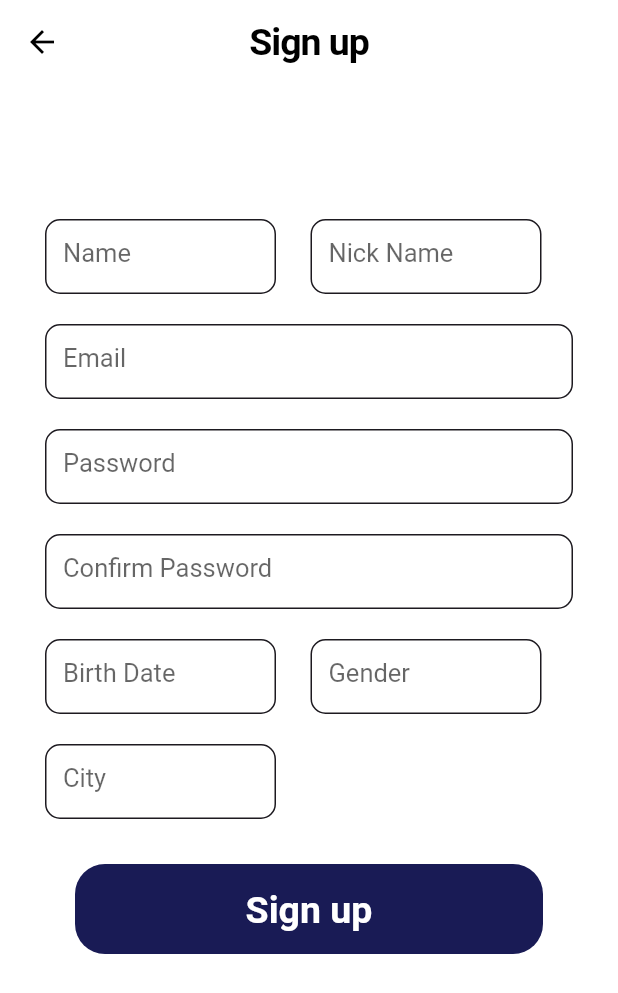
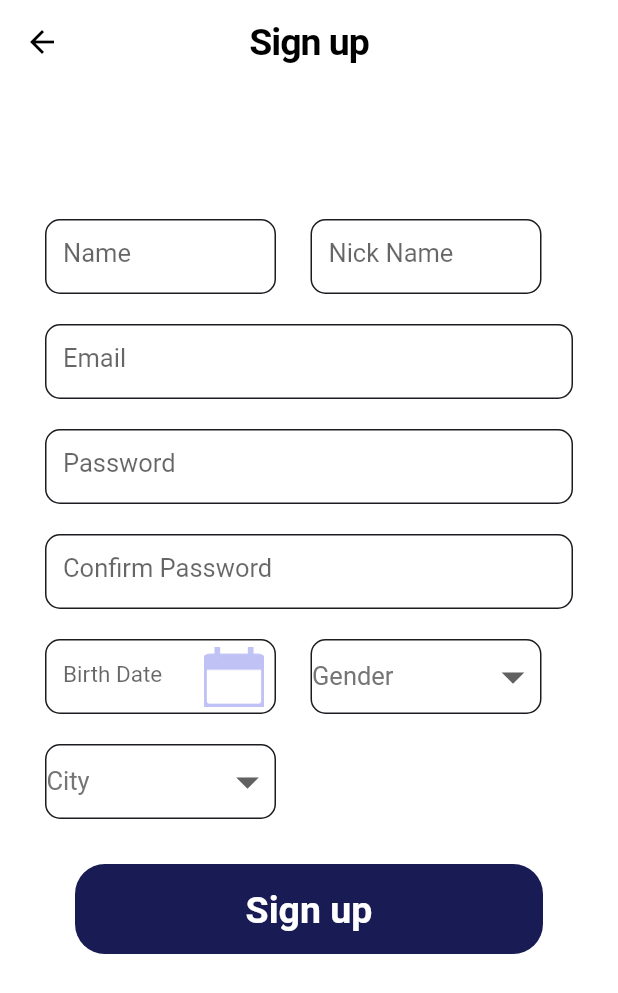
Before and after one commit to Re21nad/safe_driving101, a Flutter app: the signUp screen opened directly, on a phone screen of 412 x 824 dp. Shown: the top 993 px of the screen. Run offline on Flutter 3.47's test engine with Material 2 defaults, Android fonts, the light colour scheme and no system bars; our stand-ins replace cloud_firestore, firebase_auth, firebase_core, google_fonts; accounts and stored records are empty; network calls fail; Roboto replaces fonts that are missing (Domine, Rokkitt).

Commit message:
Final Code

```diff
--- a/lib/hello.dart
+++ b/lib/hello.dart
@@ -1,52 +1,43 @@
 import 'package:flutter/material.dart';
+import 'package:safe_driving101/hello1.dart';
+
 //import 'dart:ui';
 //import 'package:flutter/src/widgets/media_query.dart';
 
-void main() {
-  runApp(hello());
+// void main() {
+//   runApp(Hello());
+// }
+
+class Hello extends StatefulWidget {
+  const Hello({Key? key}) : super(key: key);
+
+  @override
+  State<Hello> createState() => _HelloState();
 }
 
-class hello extends StatelessWidget {
+class _HelloState extends State<Hello> {
+
+  @override
+  void initState(){
+    super.initState();
+    _navigation();
+  }
+
+  _navigation() async{
+    await Future.delayed(Duration(microseconds: 2500),(){});
+    Navigator.pushReplacement(context, MaterialPageRoute(builder: (context) => Hello1()));
+  }
   @override
   Widget build(BuildContext context) {
-    //double baseWidth = 393;
-    //double fem = MediaQuery.of(context).size.width / baseWidth;
-    //double ffem = fem * 0.97;
+
     return MaterialApp(
       home: Scaffold(
         body: Center(
           child: Image(
-              image: AssetImage('images/safe-driving101-1.png'),
+            image: AssetImage('images/safe-driving101-1-fLh.png'),
           ),
-
-            // Column(
-            //   mainAxisAlignment: MainAxisAlignment.center,
-            //   children: <Widget> [
-            //           Container(
-            //             padding: EdgeInsets.fromLTRB(0*fem, 157*fem, 0*fem, 297*fem),
-            //             width: double.infinity,
-            //             height: 852*fem,
-            //             decoration: BoxDecoration (
-            //             color: Color(0xffffffff),
-            //             ),
-            //             child: Align(
-            //             // safedriving1011kvq (1:50)
-            //               alignment: Alignment.centerLeft,
-            //               child: SizedBox(
-            //                 width: 397*fem,
-            //                 height: 398*fem,
-            //                 child: Image.asset(
-            //                   'lib/assets/assets/page-1/images/safe-driving101-1.png',
-            //                   fit: BoxFit.cover,
-            //                   ),
-            //                 ),
-            //               ),
-            //           ),
-            //         ],
-            //       ),
         ),
       ),
     );
   }
-
 }
--- a/lib/main.dart
+++ b/lib/main.dart
@@ -1,4 +1,5 @@
 import 'package:flutter/material.dart';
+import 'package:safe_driving101/hello.dart';
 import 'package:safe_driving101/hello1.dart';
 import 'package:firebase_core/firebase_core.dart';
 import 'package:safe_driving101/log-in.dart';
@@ -20,7 +21,7 @@ class MyApp extends StatelessWidget {
   Widget build(BuildContext context) {
     return MaterialApp(
       debugShowCheckedModeBanner: false,
-      home: Hello1(),
+      home: Hello(),
 
     );
   }
--- a/lib/sign-up.dart
+++ b/lib/sign-up.dart
@@ -3,6 +3,7 @@ import 'package:firebase_auth/firebase_auth.dart';
 import 'package:flutter/material.dart';
 import 'package:google_fonts/google_fonts.dart';
 import 'package:safe_driving101/log-in.dart';
+import 'package:safe_driving101/read%20data/homePage.dart';
 
 // void main() {
 //   runApp(MaterialApp(debugShowCheckedModeBanner: false, home: signUp()));
@@ -20,6 +21,11 @@ class signUp extends StatefulWidget {
 }
 
 class _signUpState extends State<signUp> {
+  String? valueChoice1 = 'Gender';
+  List<String> listItems1 = ['Gender', 'Male', 'Female'];
+  String? valueChoice2 = 'City';
+  List<String> listItems2 = ['City', 'Jeddah', 'Makkah', 'Madinah'];
+  DateTime date = DateTime.now();
   final _nameController = TextEditingController();
   final _nickNameController = TextEditingController();
   final _emailController = TextEditingController();
@@ -30,7 +36,7 @@ class _signUpState extends State<signUp> {
   final _cityController = TextEditingController();
 
   @override
-  void dispose(){
+  void dispose() {
     _nameController.dispose();
     _nickNameController.dispose();
     _emailController.dispose();
@@ -42,31 +48,52 @@ class _signUpState extends State<signUp> {
     super.dispose();
   }
 
-  Future sign_up() async{
+  DropdownMenuItem<String> buildMenuItem(String item) {
+    return DropdownMenuItem(
+      value: item,
+      child: Text(
+        item,
+        style: GoogleFonts.rokkitt(
+          fontSize: 17,
+          fontWeight: FontWeight.w400,
+          height: 1.1375,
+          color: Color(0xff1d1a20),
+        ),
+      ),
+    );
+  }
 
-    showDialog(context: context, builder: (context){
-      return Center(child: CircularProgressIndicator(),);
+  Future sign_up() async {
+    showDialog(
+        context: context,
+        builder: (context) {
+          return Center(
+            child: CircularProgressIndicator(),
+          );
         });
 
-    if(passwordConfirm()){
+    if (passwordConfirm()) {
       await FirebaseAuth.instance.createUserWithEmailAndPassword(
         email: _emailController.text.trim(),
-        password: _passwordController.text.trim(),);
+        password: _passwordController.text.trim(),
+      );
 
-      addUserDetail(_nameController.text.trim(),
+      addUserDetail(
+        _nameController.text.trim(),
         _nickNameController.text.trim(),
         _emailController.text.trim(),
         _birthDateController.text.trim(),
         _genderController.text.trim(),
-          _cityController.text.trim(),);
+        _cityController.text.trim(),
+      );
     }
-    Navigator.of(context).pop();
+    Navigator.push(
+        context, MaterialPageRoute(builder: (context) => Home_Page()));
   }
 
-  Future addUserDetail(String name, String nickName, String email, String birthDate,
-      String gender, String city) async{
+  Future addUserDetail(String name, String nickName, String email,
+      String birthDate, String gender, String city) async {
     await FirebaseFirestore.instance.collection("Users").add({
-
       'name': name,
       'nick name': nickName,
       'email': email,
@@ -75,8 +102,10 @@ class _signUpState extends State<signUp> {
       'city': city,
     });
   }
-  bool passwordConfirm(){
-    if(_passwordController.text.trim() == _confirmPasswordController.text.trim())
+
+  bool passwordConfirm() {
+    if (_passwordController.text.trim() ==
+        _confirmPasswordController.text.trim())
       return true;
     else
       return false;
@@ -109,7 +138,6 @@ class _signUpState extends State<signUp> {
           onPressed: () {
             Navigator.push(context,
                 MaterialPageRoute(builder: (context) => LoginScreen()));
-
           },
         ),
       ),
@@ -148,7 +176,7 @@ class _signUpState extends State<signUp> {
                         filled: true,
                       ),
                     ),
-                  ),
+                  ), // Name Feild
                   Container(
                     margin: EdgeInsets.only(left: 23),
                     width: 154,
@@ -175,7 +203,7 @@ class _signUpState extends State<signUp> {
                         filled: true,
                       ),
                     ),
-                  ),
+                  ), // Nick Name Feild
                 ],
               ),
             ),
@@ -194,7 +222,6 @@ class _signUpState extends State<signUp> {
                   height: 1.1375,
                   color: Colors.black,
                 ),
-
                 decoration: InputDecoration(
                   enabledBorder: OutlineInputBorder(
                     borderSide: BorderSide(color: Color(0xff1d1a20)),
@@ -209,7 +236,7 @@ class _signUpState extends State<signUp> {
                   filled: true,
                 ),
               ),
-            ),
+            ), // Email Feild
             SizedBox(
               height: 20,
             ),
@@ -218,6 +245,7 @@ class _signUpState extends State<signUp> {
               height: 50,
               width: double.infinity,
               child: TextField(
+                obscureText: true,
                 controller: _passwordController,
                 style: GoogleFonts.rokkitt(
                   fontSize: 17,
@@ -225,7 +253,6 @@ class _signUpState extends State<signUp> {
                   height: 1.1375,
                   color: Colors.black,
                 ),
-
                 decoration: InputDecoration(
                   enabledBorder: OutlineInputBorder(
                     borderSide: BorderSide(color: Color(0xff1d1a20)),
@@ -240,7 +267,7 @@ class _signUpState extends State<signUp> {
                   filled: true,
                 ),
               ),
-            ),
+            ), // Password Feild
             SizedBox(
               height: 20,
             ),
@@ -249,6 +276,7 @@ class _signUpState extends State<signUp> {
               height: 50,
               width: double.infinity,
               child: TextField(
+                obscureText: true,
                 controller: _confirmPasswordController,
                 style: GoogleFonts.rokkitt(
                   fontSize: 17,
@@ -256,7 +284,6 @@ class _signUpState extends State<signUp> {
                   height: 1.1375,
                   color: Colors.black,
                 ),
-
                 decoration: InputDecoration(
                   enabledBorder: OutlineInputBorder(
                     borderSide: BorderSide(color: Color(0xff1d1a20)),
@@ -271,7 +298,7 @@ class _signUpState extends State<signUp> {
                   filled: true,
                 ),
               ),
-            ),
+            ), // Confirm Password Feild
             SizedBox(
               height: 20,
             ),
@@ -285,7 +312,7 @@ class _signUpState extends State<signUp> {
                     child: TextField(
                       controller: _birthDateController,
                       style: GoogleFonts.rokkitt(
-                        fontSize: 17,
+                        fontSize: 15,
                         fontWeight: FontWeight.w400,
                         height: 1.1375,
                         color: Colors.black,
@@ -302,36 +329,88 @@ class _signUpState extends State<signUp> {
                         hintText: 'Birth Date',
                         fillColor: Color(0xffffffff),
                         filled: true,
+                        suffixIcon: SizedBox(
+                          width: 5,
+                          height: 5,
+                          child: GestureDetector(
+                            onTap: () async {
+                              final selectedDate = await showDatePicker(
+                                context: context,
+                                initialDate: date,
+                                firstDate: DateTime(2000),
+                                lastDate: DateTime(2100),
+                              );
+                              if (selectedDate != null) {
+                                setState(() {
+                                  date = selectedDate;
+                                });
+                                final formattedDate =
+                                    '${date.day}/${date.month}/${date.year}';
+                                _birthDateController.text = formattedDate;
+                              }
+                            },
+                            child: Padding(
+                              padding: const EdgeInsets.only(right: 8),
+                              child: Image.asset(
+                                'images/datetoday.png',
                               ),
                             ),
                           ),
+                        ),
+                      ),
+                    ),
+                  ), // Birth Date Feild
+
                   Container(
                     margin: EdgeInsets.only(left: 23),
                     width: 154,
                     height: 50,
-                    child: TextField(
-                      controller: _genderController,
+                    decoration: BoxDecoration(
+                      borderRadius: BorderRadius.circular(10),
+                      border: Border.all(
+                        color: Color(0xff1d1a20),
+                      ),
+                    ),
+                    child: DropdownButton(
+                      hint: Text(
+                        'Gender',
                         style: GoogleFonts.rokkitt(
                           fontSize: 17,
                           fontWeight: FontWeight.w400,
                           height: 1.1375,
+                          color: Color(0xffc2c5bc),
+                        ),
+                      ),
+                      dropdownColor: Color(0xffffffff),
+                      icon: Icon(Icons.arrow_drop_down),
+                      iconSize: 36,
+                      isExpanded: true,
+                      underline: SizedBox(),
+                      style: TextStyle(
+                        fontSize: 15,
                         color: Colors.black,
                       ),
-                      decoration: InputDecoration(
-                        enabledBorder: OutlineInputBorder(
-                          borderSide: BorderSide(color: Color(0xff1d1a20)),
-                          borderRadius: BorderRadius.circular(10),
-                        ),
-                        focusedBorder: OutlineInputBorder(
-                          borderSide: BorderSide(color: Color(0xfcec255a)),
-                          borderRadius: BorderRadius.circular(10),
-                        ),
-                        hintText: 'Gender',
-                        fillColor: Color(0xffffffff),
-                        filled: true,
+                      value: valueChoice1,
+                      items: listItems1.map((item) => DropdownMenuItem(
+                        value: item,
+                        child: Text(
+                          item,
+                          style: GoogleFonts.rokkitt(
+                            fontSize: 17,
+                            fontWeight: FontWeight.w400,
+                            height: 1.1375,
+                            color: Colors.grey[600],
                           ),
                         ),
+                      )).toList(),
+                      onChanged: (item) {
+                        setState(() {
+                          valueChoice1 = item;
+                          _genderController.text = item ?? ''; // set the text of the controller, handling null
+                        });
+                      },
                     ),
+                  ),// Gender
                 ],
               ),
             ),
@@ -342,35 +421,61 @@ class _signUpState extends State<signUp> {
               margin: EdgeInsets.only(left: 30, right: 30),
               child: Row(children: [
                 Container(
+                  //margin: EdgeInsets.only(left: 23),
                   width: 154,
                   height: 50,
-                  child: TextField(
-                    controller: _cityController,
+                  decoration: BoxDecoration(
+                    borderRadius: BorderRadius.circular(10),
+                    border: Border.all(
+                      color: Color(0xff1d1a20),
+                    ),
+                  ),
+                  child: DropdownButton(
+                    hint: Text(
+                      'City',
                       style: GoogleFonts.rokkitt(
                         fontSize: 17,
                         fontWeight: FontWeight.w400,
                         height: 1.1375,
+                        color: Color(0xffc2c5bc),
+                      ),
+                    ),
+                    dropdownColor: Color(0xffffffff),
+                    icon: Icon(Icons.arrow_drop_down),
+                    iconSize: 36,
+                    isExpanded: true,
+                    underline: SizedBox(),
+                    style: TextStyle(
+                      fontSize: 15,
                       color: Colors.black,
                     ),
-                    decoration: InputDecoration(
-                      enabledBorder: OutlineInputBorder(
-                        borderSide: BorderSide(color: Color(0xff1d1a20)),
-                        borderRadius: BorderRadius.circular(10),
+                    value: valueChoice2,
+                    items: listItems2.map((item) => DropdownMenuItem(
+                      value: item,
+                      child: Text(
+                        item,
+                        style: GoogleFonts.rokkitt(
+                          fontSize: 17,
+                          fontWeight: FontWeight.w400,
+                          height: 1.1375,
+                          color: Colors.grey[600],
                         ),
-                      focusedBorder: OutlineInputBorder(
-                        borderSide: BorderSide(color: Color(0xfcec255a)),
-                        borderRadius: BorderRadius.circular(10),
                       ),
-                      hintText: 'City',
-                      fillColor: Color(0xffffffff),
-                      filled: true,
-                    ),
+                    )).toList(),
+                    onChanged: (item) {
+                      setState(() {
+                        valueChoice2 = item;
+                        _cityController.text = item ?? ''; // set the text of the controller, handling null
+                      });
+                    },
                   ),
                 ),
               ]),
             ),
 
-            SizedBox(height: 30,),
+            SizedBox(
+              height: 30,
+            ),
 
             Padding(
               padding: EdgeInsets.symmetric(horizontal: 50),
@@ -380,8 +485,7 @@ class _signUpState extends State<signUp> {
                   padding: EdgeInsets.all(16),
                   decoration: BoxDecoration(
                       color: Color(0xfc161853),
-                      borderRadius: BorderRadius.circular(20)
-                  ),
+                      borderRadius: BorderRadius.circular(20)),
                   child: Center(
                     child: Text(
                       'Sign up',
@@ -398,7 +502,9 @@ class _signUpState extends State<signUp> {
               ),
             ),
 
-            SizedBox(height: 90,),
+            SizedBox(
+              height: 90,
+            ),
           ],
         ),
       ),
--- a/pubspec.yaml
+++ b/pubspec.yaml
@@ -53,6 +53,7 @@ flutter:
      - images/tata.png
      - images/image-10.png
      - images/image-11.png
+     - images/datetoday.png
   # An image asset can refer to one or more resolution-specific "variants", see
   # https://flutter.dev/assets-and-images/#resolution-aware
 
```
Also changed, not shown: lib/reset-password.dart (+5 -2 lines), images/datetoday.png (added). Lines whose indentation alone changed are shown as unchanged.
